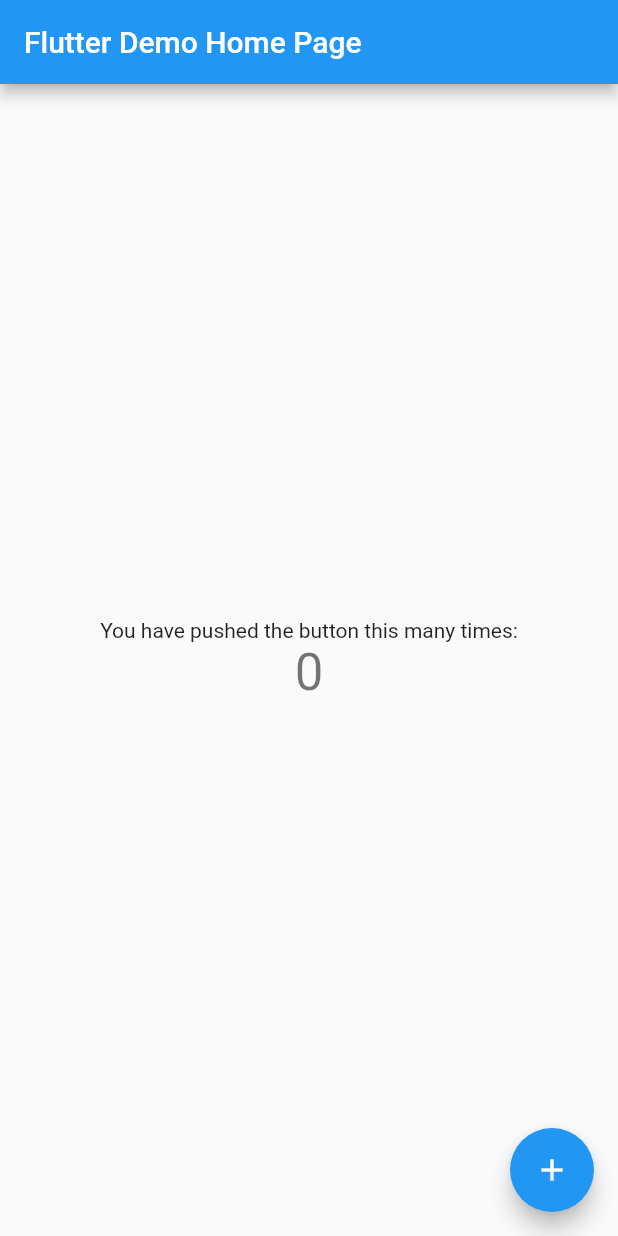
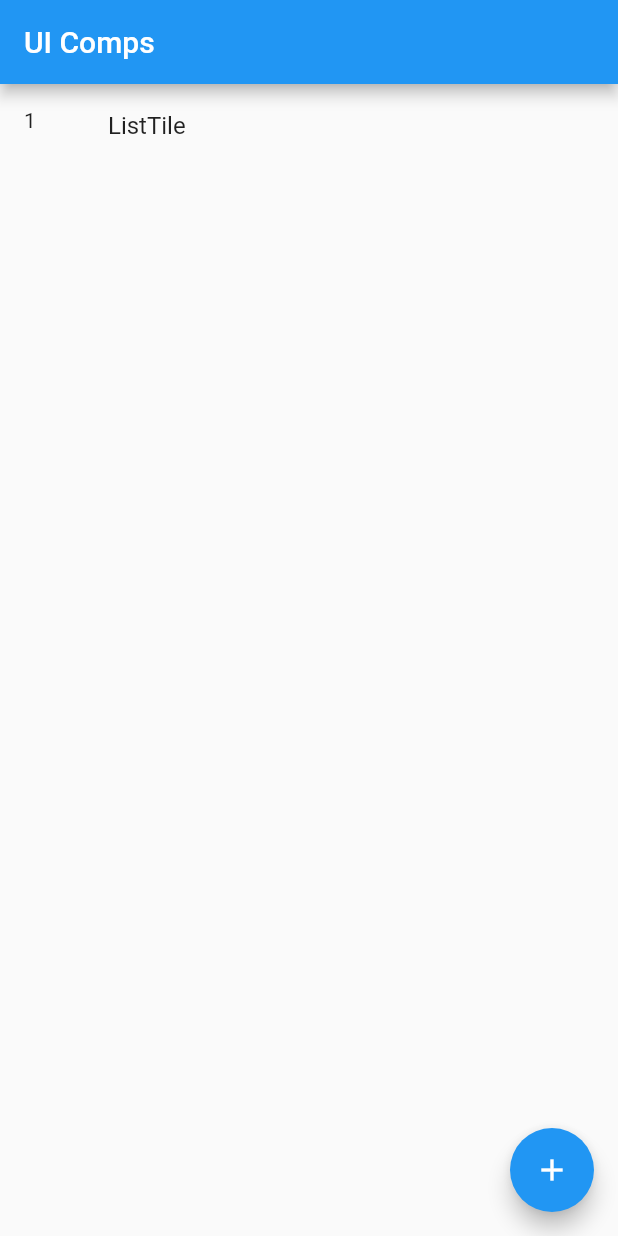
Before and after one commit to raushanraja/FlutterLearn, a Flutter app: the screen it shows after launch, on a phone screen of 412 x 824 dp. Run offline on Flutter 3.47's test engine with Material 2 defaults, Android fonts, the phone set to English and light mode, and no system bars.

Commit message:
Andriod Files

```diff
--- /dev/null
+++ b/lib/components/listTile/tile.dart
@@ -0,0 +1,5 @@
+import 'package:flutter/material.dart';
+
+ListTile listTile( items ) => ListTile(
+
+);
--- a/lib/main.dart
+++ b/lib/main.dart
@@ -1,4 +1,6 @@
 import 'package:flutter/material.dart';
+import 'components/listTile/ListTile_screen.dart';
+import 'package:flutter_ui_components/models/UIList.dart';
 
 void main() => runApp(MyApp());
 
@@ -9,18 +11,9 @@ class MyApp extends StatelessWidget {
     return MaterialApp(
       title: 'Flutter Demo',
       theme: ThemeData(
-        // This is the theme of your application.
-        //
-        // Try running your application with "flutter run". You'll see the
-        // application has a blue toolbar. Then, without quitting the app, try
-        // changing the primarySwatch below to Colors.green and then invoke
-        // "hot reload" (press "r" in the console where you ran "flutter run",
-        // or simply save your changes to "hot reload" in a Flutter IDE).
-        // Notice that the counter didn't reset back to zero; the application
-        // is not restarted.
         primarySwatch: Colors.blue,
       ),
-      home: MyHomePage(title: 'Flutter Demo Home Page'),
+      home: MyHomePage(title: 'UI Comps'),
     );
   }
 }
@@ -44,6 +37,8 @@ class MyHomePage extends StatefulWidget {
 }
 
 class _MyHomePageState extends State<MyHomePage> {
+  List<Uilist> uilist = Uilist.uilist;
+
   int _counter = 0;
 
   void _incrementCounter() {
@@ -71,41 +66,23 @@ class _MyHomePageState extends State<MyHomePage> {
         // the App.build method, and use it to set our appbar title.
         title: Text(widget.title),
       ),
-      body: Center(
-        // Center is a layout widget. It takes a single child and positions it
-        // in the middle of the parent.
-        child: Column(
-          // Column is also a layout widget. It takes a list of children and
-          // arranges them vertically. By default, it sizes itself to fit its
-          // children horizontally, and tries to be as tall as its parent.
-          //
-          // Invoke "debug painting" (press "p" in the console, choose the
-          // "Toggle Debug Paint" action from the Flutter Inspector in Android
-          // Studio, or the "Toggle Debug Paint" command in Visual Studio Code)
-          // to see the wireframe for each widget.
-          //
-          // Column has various properties to control how it sizes itself and
-          // how it positions its children. Here we use mainAxisAlignment to
-          // center the children vertically; the main axis here is the vertical
-          // axis because Columns are vertical (the cross axis would be
-          // horizontal).
-          mainAxisAlignment: MainAxisAlignment.center,
-          children: <Widget>[
-            Text(
-              'You have pushed the button this many times:',
-            ),
-            Text(
-              '$_counter',
-              style: Theme.of(context).textTheme.display1,
-            ),
-          ],
-        ),
+      body: ListView.builder(
+        itemCount: uilist.length,
+        itemBuilder: (context,index){
+          return ListTile(
+            leading: Text('${uilist[index].uiNumber}'),
+            title: Text('${uilist[index].uiName}'),
+            onTap:(){
+              Navigator.push(context, MaterialPageRoute(builder: (context) => ListTileScreen(title:'${uilist[index].uiName}')));
+            },
+          );
+        },
       ),
       floatingActionButton: FloatingActionButton(
         onPressed: _incrementCounter,
         tooltip: 'Increment',
         child: Icon(Icons.add),
-      ), // This trailing comma makes auto-formatting nicer for build methods.
+      ),
     );
   }
 }
--- /dev/null
+++ b/lib/models/UIList.dart
@@ -0,0 +1,60 @@
+import 'dart:convert';
+
+class Uilist {
+
+  final int uiNumber;
+  final String uiName;
+  Uilist({
+    this.uiNumber,
+    this.uiName,
+  });
+
+
+  Uilist copyWith({
+    int uiNumber,
+    String uiName,
+  }) {
+    return Uilist(
+      uiNumber: uiNumber ?? this.uiNumber,
+      uiName: uiName ?? this.uiName,
+    );
+  }
+
+  Map<String, dynamic> toMap() {
+    return {
+      'uiNumber': uiNumber,
+      'uiName': uiName,
+    };
+  }
+
+  static Uilist fromMap(Map<String, dynamic> map) {
+    if (map == null) return null;
+
+    return Uilist(
+      uiNumber: map['uiNumber'],
+      uiName: map['uiName'],
+    );
+  }
+
+  String toJson() => json.encode(toMap());
+
+  static Uilist fromJson(String source) => fromMap(json.decode(source));
+
+  @override
+  String toString() => 'Uilist uiNumber: $uiNumber, uiName: $uiName';
+
+  @override
+  bool operator ==(Object o) {
+    if (identical(this, o)) return true;
+
+    return o is Uilist &&
+      o.uiNumber == uiNumber &&
+      o.uiName == uiName;
+  }
+
+  @override
+  int get hashCode => uiNumber.hashCode ^ uiName.hashCode;
+
+  static List<Uilist> uilist =[
+    Uilist(uiNumber: 1, uiName: "ListTile"),];
+}
```
Also changed, not shown: lib/assets/colors.json (added, +8 -0 lines), lib/components/listTile/ListTile_screen.dart (added, +74 -0 lines), lib/components/listTile/card.dart (added), lib/components/listTile/listview.dart (added), 5 other files.
